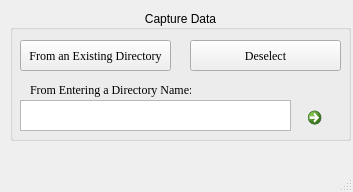
The window that UI Testing/OtherWindow.ui (Dsharris85/Point-Cloud-Project) describes before a commit, drawn with Qt 5.
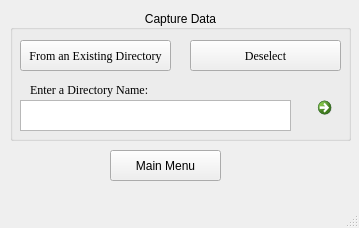
The same window after the commit.

```diff
--- a/UI Testing/OtherWindow.ui
+++ b/UI Testing/OtherWindow.ui
@@ -6,8 +6,8 @@
    <rect>
     <x>0</x>
     <y>0</y>
-    <width>353</width>
-    <height>192</height>
+    <width>359</width>
+    <height>228</height>
    </rect>
   </property>
   <property name="sizePolicy">
@@ -107,7 +107,7 @@
       </font>
      </property>
      <property name="text">
-      <string>From Entering a Directory Name:</string>
+      <string>Enter a Directory Name:</string>
      </property>
     </widget>
     <widget class="QPushButton" name="Deselect_2">
@@ -132,10 +132,10 @@
     <widget class="QCommandLinkButton" name="commandLinkButton">
      <property name="geometry">
       <rect>
-       <x>290</x>
-       <y>90</y>
-       <width>31</width>
-       <height>31</height>
+       <x>300</x>
+       <y>80</y>
+       <width>41</width>
+       <height>41</height>
       </rect>
      </property>
      <property name="text">
@@ -148,6 +148,25 @@
     <zorder>Deselect_2</zorder>
     <zorder>commandLinkButton</zorder>
    </widget>
+   <widget class="QPushButton" name="backtomainmenu">
+    <property name="geometry">
+     <rect>
+      <x>110</x>
+      <y>150</y>
+      <width>111</width>
+      <height>31</height>
+     </rect>
+    </property>
+    <property name="sizePolicy">
+     <sizepolicy hsizetype="Preferred" vsizetype="Fixed">
+      <horstretch>0</horstretch>
+      <verstretch>0</verstretch>
+     </sizepolicy>
+    </property>
+    <property name="text">
+     <string>Main Menu</string>
+    </property>
+   </widget>
   </widget>
   <widget class="QMenuBar" name="menubar">
    <property name="geometry">
```
Left out of the diff: 2 changed lines with no effect on the pictures.
